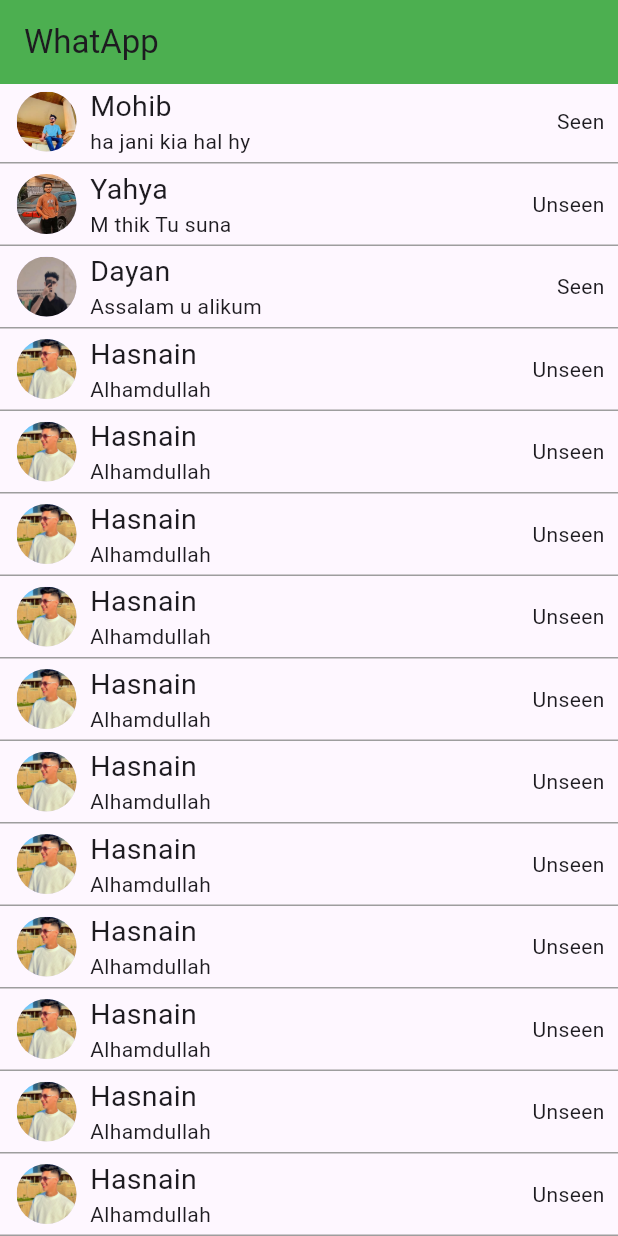
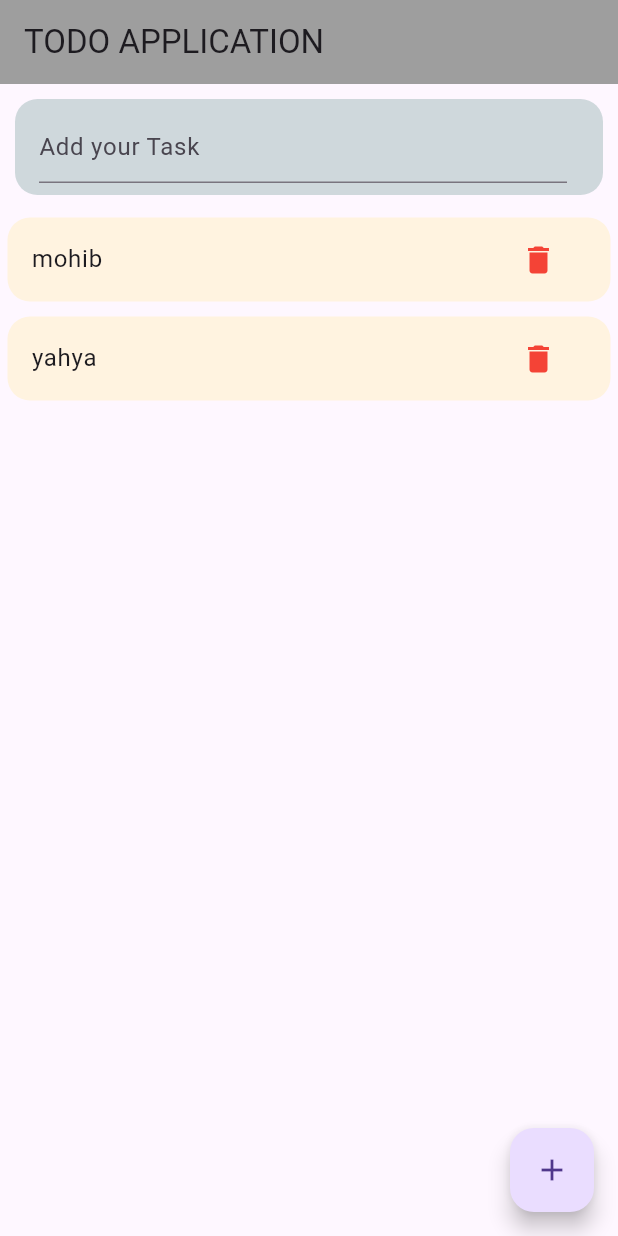
Before and after one commit to mohibansaricode/First_flutter_app, a Flutter app: the screen it shows after launch, on a phone screen of 412 x 824 dp. Run offline on Flutter 3.47's test engine with Material 3 defaults, Android fonts, the phone set to English and light mode, and no system bars.

Commit message:
TODO Application

```diff
--- /dev/null
+++ b/lib/Todo_App.dart
@@ -0,0 +1,77 @@
+import 'package:flutter/material.dart';
+
+class TodoApp extends StatefulWidget {
+  const TodoApp({super.key});
+
+  @override
+  State<TodoApp> createState() => _TodoAppState();
+}
+
+class _TodoAppState extends State<TodoApp> {
+  TextEditingController userData = TextEditingController();
+  List userDetails = ["mohib", "yahya"];
+
+  @override
+  Widget build(BuildContext context) {
+    return Scaffold(
+      appBar: AppBar(
+        title: Text("TODO APPLICATION"),
+        backgroundColor: Colors.grey,
+      ),
+      body: Column(
+        children: [
+          Container(
+            padding: EdgeInsets.all(10),
+            child: ListTile(
+              shape: RoundedRectangleBorder(
+                borderRadius: BorderRadius.circular(15),
+              ),
+              tileColor: Colors.blueGrey[100],
+              title: TextField(
+                controller: userData,
+                decoration: InputDecoration(hintText: 'Add your Task'),
+              ),
+            ),
+          ),
+          Expanded(
+            child: ListView.builder(
+              itemCount: userDetails.length,
+              itemBuilder: (BuildContext context, int index) {
+                return Container(
+                  padding: EdgeInsets.all(5),
+                  child: ListTile(
+                    shape: RoundedRectangleBorder(
+                      borderRadius: BorderRadius.circular(15),
+                    ),
+                    tileColor: Colors.orange[50],
+                    title: Text("${userDetails[index]}"),
+                    trailing: Row(
+                      mainAxisSize: MainAxisSize.min,
+                      children: [
+                        IconButton(
+                          onPressed: () {
+                            userDetails.removeAt(index);
+                            setState(() {});
+                          },
+                          icon: Icon(Icons.delete, color: Colors.red),
+                        ),
+                      ],
+                    ),
+                  ),
+                );
+              },
+            ),
+          ),
+        ],
+      ),
+      floatingActionButton: FloatingActionButton(
+        onPressed: () {
+          userDetails.add(userData.text);
+          setState(() {});
+          userData.clear();
+        },
+        child: Icon(Icons.add),
+      ),
+    );
+  }
+}
--- a/lib/main.dart
+++ b/lib/main.dart
@@ -1,5 +1,6 @@
-import 'package:firstproject/login_view.dart';
-import 'package:firstproject/whatsApp_view.dart';
+// import 'package:firstproject/login_view.dart';
+import 'package:firstproject/Todo_App.dart';
+// import 'package:firstproject/whatsApp_view.dart';
 import 'package:flutter/material.dart';
 
 void main() {
@@ -12,7 +13,7 @@ class MyApp extends StatelessWidget {
   @override
   Widget build(BuildContext context) {
     return MaterialApp(
-      home: WhatsApp_view(),
+      home: TodoApp(),
     );
   }
 }
--- a/lib/whatsApp_view.dart
+++ b/lib/whatsApp_view.dart
@@ -1,138 +1,138 @@
-import 'package:firstproject/widgets/custom_widget.dart';
-import 'package:flutter/material.dart';
+// import 'package:firstproject/widgets/custom_widget.dart';
+// import 'package:flutter/material.dart';
 
-class WhatsApp_view extends StatelessWidget {
-  const WhatsApp_view({super.key});
+// class WhatsApp_view extends StatelessWidget {
+//   const WhatsApp_view({super.key});
 
-  @override
-  Widget build(BuildContext context) {
-    return Scaffold(
-      appBar: AppBar(backgroundColor: Colors.green, title: Text("WhatApp")),
-      body: SingleChildScrollView(
-        child: Column(
-          children: [
-            CustomList(
-              userName: "Mohib",
-              userMsg: "ha jani kia hal hy",
-              isSeenEnable: true,
-              userImages: ("assets/Images/mohib.jpg"),
-            ),
-            Divider(color: Colors.grey, thickness: 1, height: 5),
-            CustomList(
-              userName: "Yahya",
-              userMsg: "M thik Tu suna",
-              isSeenEnable: false,
-              userImages: ("assets/Images/yahya.jpg"),
-            ),
-            Divider(color: Colors.grey, thickness: 1, height: 5),
-            CustomList(
-              userName: "Dayan",
-              userMsg: "Assalam u alikum",
-              isSeenEnable: true,
-              userImages: ("assets/Images/dayan.jpg"),
-            ),
-            Divider(color: Colors.grey, thickness: 1, height: 5),
-            CustomList(
-              userName: "Hasnain",
-              userMsg: "Alhamdullah",
-              isSeenEnable: false,
-              userImages: ("assets/Images/hasnain.jpg"),
-            ),
-            Divider(color: Colors.grey, thickness: 1, height: 5),
-            CustomList(
-              userName: "Hasnain",
-              userMsg: "Alhamdullah",
-              isSeenEnable: false,
-              userImages: ("assets/Images/hasnain.jpg"),
-            ),
-            Divider(color: Colors.grey, thickness: 1, height: 5),
-            CustomList(
-              userName: "Hasnain",
-              userMsg: "Alhamdullah",
-              isSeenEnable: false,
-              userImages: ("assets/Images/hasnain.jpg"),
-            ),
-            Divider(color: Colors.grey, thickness: 1, height: 5),
-            CustomList(
-              userName: "Hasnain",
-              userMsg: "Alhamdullah",
-              isSeenEnable: false,
-              userImages: ("assets/Images/hasnain.jpg"),
-            ),
-            Divider(color: Colors.grey, thickness: 1, height: 5),
-            CustomList(
-              userName: "Hasnain",
-              userMsg: "Alhamdullah",
-              isSeenEnable: false,
-              userImages: ("assets/Images/hasnain.jpg"),
-            ),
-            Divider(color: Colors.grey, thickness: 1, height: 5),
-            CustomList(
-              userName: "Hasnain",
-              userMsg: "Alhamdullah",
-              isSeenEnable: false,
-              userImages: ("assets/Images/hasnain.jpg"),
-            ),
-            Divider(color: Colors.grey, thickness: 1, height: 5),
-            CustomList(
-              userName: "Hasnain",
-              userMsg: "Alhamdullah",
-              isSeenEnable: false,
-              userImages: ("assets/Images/hasnain.jpg"),
-            ),
-            Divider(color: Colors.grey, thickness: 1, height: 5),
-            CustomList(
-              userName: "Hasnain",
-              userMsg: "Alhamdullah",
-              isSeenEnable: false,
-              userImages: ("assets/Images/hasnain.jpg"),
-            ),
-            Divider(color: Colors.grey, thickness: 1, height: 5),
-            CustomList(
-              userName: "Hasnain",
-              userMsg: "Alhamdullah",
-              isSeenEnable: false,
-              userImages: ("assets/Images/hasnain.jpg"),
-            ),
-            Divider(color: Colors.grey, thickness: 1, height: 5),
-            CustomList(
-              userName: "Hasnain",
-              userMsg: "Alhamdullah",
-              isSeenEnable: false,
-              userImages: ("assets/Images/hasnain.jpg"),
-            ),
-            Divider(color: Colors.grey, thickness: 1, height: 5),
-            CustomList(
-              userName: "Hasnain",
-              userMsg: "Alhamdullah",
-              isSeenEnable: false,
-              userImages: ("assets/Images/hasnain.jpg"),
-            ),
-            Divider(color: Colors.grey, thickness: 1, height: 5),
-            CustomList(
-              userName: "Hasnain",
-              userMsg: "Alhamdullah",
-              isSeenEnable: false,
-              userImages: ("assets/Images/hasnain.jpg"),
-            ),
-            Divider(color: Colors.grey, thickness: 1, height: 5),
-            CustomList(
-              userName: "Hasnain",
-              userMsg: "Alhamdullah",
-              isSeenEnable: false,
-              userImages: ("assets/Images/hasnain.jpg"),
-            ),
-            Divider(color: Colors.grey, thickness: 1, height: 5),
-            CustomList(
-              userName: "Hasnain",
-              userMsg: "Alhamdullah",
-              isSeenEnable: false,
-              userImages: ("assets/Images/hasnain.jpg"),
-            ),
-            Divider(color: Colors.grey, thickness: 1, height: 5),
-          ],
-        ),
-      ),
-    );
-  }
-}
+//   @override
+//   Widget build(BuildContext context) {
+//     return Scaffold(
+//       appBar: AppBar(backgroundColor: Colors.green, title: Text("WhatApp")),
+//       body: SingleChildScrollView(
+//         child: Column(
+//           children: [
+//             CustomList(
+//               userName: "Mohib",
+//               userMsg: "ha jani kia hal hy",
+//               isSeenEnable: true,
+//               userImages: ("assets/Images/mohib.jpg"),
+//             ),
+//             Divider(color: Colors.grey, thickness: 1, height: 5),
+//             CustomList(
+//               userName: "Yahya",
+//               userMsg: "M thik Tu suna",
+//               isSeenEnable: false,
+//               userImages: ("assets/Images/yahya.jpg"),
+//             ),
+//             Divider(color: Colors.grey, thickness: 1, height: 5),
+//             CustomList(
+//               userName: "Dayan",
+//               userMsg: "Assalam u alikum",
+//               isSeenEnable: true,
+//               userImages: ("assets/Images/dayan.jpg"),
+//             ),
+//             Divider(color: Colors.grey, thickness: 1, height: 5),
+//             CustomList(
+//               userName: "Hasnain",
+//               userMsg: "Alhamdullah",
+//               isSeenEnable: false,
+//               userImages: ("assets/Images/hasnain.jpg"),
+//             ),
+//             Divider(color: Colors.grey, thickness: 1, height: 5),
+//             CustomList(
+//               userName: "Hasnain",
+//               userMsg: "Alhamdullah",
+//               isSeenEnable: false,
+//               userImages: ("assets/Images/hasnain.jpg"),
+//             ),
+//             Divider(color: Colors.grey, thickness: 1, height: 5),
+//             CustomList(
+//               userName: "Hasnain",
+//               userMsg: "Alhamdullah",
+//               isSeenEnable: false,
+//               userImages: ("assets/Images/hasnain.jpg"),
+//             ),
+//             Divider(color: Colors.grey, thickness: 1, height: 5),
+//             CustomList(
+//               userName: "Hasnain",
+//               userMsg: "Alhamdullah",
+//               isSeenEnable: false,
+//               userImages: ("assets/Images/hasnain.jpg"),
+//             ),
+//             Divider(color: Colors.grey, thickness: 1, height: 5),
+//             CustomList(
+//               userName: "Hasnain",
+//               userMsg: "Alhamdullah",
+//               isSeenEnable: false,
+//               userImages: ("assets/Images/hasnain.jpg"),
+//             ),
+//             Divider(color: Colors.grey, thickness: 1, height: 5),
+//             CustomList(
+//               userName: "Hasnain",
+//               userMsg: "Alhamdullah",
+//               isSeenEnable: false,
+//               userImages: ("assets/Images/hasnain.jpg"),
+//             ),
+//             Divider(color: Colors.grey, thickness: 1, height: 5),
+//             CustomList(
+//               userName: "Hasnain",
+//               userMsg: "Alhamdullah",
+//               isSeenEnable: false,
+//               userImages: ("assets/Images/hasnain.jpg"),
+//             ),
+//             Divider(color: Colors.grey, thickness: 1, height: 5),
+//             CustomList(
+//               userName: "Hasnain",
+//               userMsg: "Alhamdullah",
+//               isSeenEnable: false,
+//               userImages: ("assets/Images/hasnain.jpg"),
+//             ),
+//             Divider(color: Colors.grey, thickness: 1, height: 5),
+//             CustomList(
+//               userName: "Hasnain",
+//               userMsg: "Alhamdullah",
+//               isSeenEnable: false,
+//               userImages: ("assets/Images/hasnain.jpg"),
+//             ),
+//             Divider(color: Colors.grey, thickness: 1, height: 5),
+//             CustomList(
+//               userName: "Hasnain",
+//               userMsg: "Alhamdullah",
+//               isSeenEnable: false,
+//               userImages: ("assets/Images/hasnain.jpg"),
+//             ),
+//             Divider(color: Colors.grey, thickness: 1, height: 5),
+//             CustomList(
+//               userName: "Hasnain",
+//               userMsg: "Alhamdullah",
+//               isSeenEnable: false,
+//               userImages: ("assets/Images/hasnain.jpg"),
+//             ),
+//             Divider(color: Colors.grey, thickness: 1, height: 5),
+//             CustomList(
+//               userName: "Hasnain",
+//               userMsg: "Alhamdullah",
+//               isSeenEnable: false,
+//               userImages: ("assets/Images/hasnain.jpg"),
+//             ),
+//             Divider(color: Colors.grey, thickness: 1, height: 5),
+//             CustomList(
+//               userName: "Hasnain",
+//               userMsg: "Alhamdullah",
+//               isSeenEnable: false,
+//               userImages: ("assets/Images/hasnain.jpg"),
+//             ),
+//             Divider(color: Colors.grey, thickness: 1, height: 5),
+//             CustomList(
+//               userName: "Hasnain",
+//               userMsg: "Alhamdullah",
+//               isSeenEnable: false,
+//               userImages: ("assets/Images/hasnain.jpg"),
+//             ),
+//             Divider(color: Colors.grey, thickness: 1, height: 5),
+//           ],
+//         ),
+//       ),
+//     );
+//   }
+// }
--- a/lib/widgets/custom_widget.dart
+++ b/lib/widgets/custom_widget.dart
@@ -1,56 +1,56 @@
-import 'package:flutter/material.dart';
+// import 'package:flutter/material.dart';
 
-class CustomList extends StatelessWidget {
-  final bool isSeenEnable;
-  final String userName;
-  final String userMsg;
-  final String userImages;
+// class CustomList extends StatelessWidget {
+//   final bool isSeenEnable;
+//   final String userName;
+//   final String userMsg;
+//   final String userImages;
 
-  const CustomList({
-    super.key,
-    required this.userName,
-    required this.userMsg,
-    required this.isSeenEnable,
-    required this.userImages,
-  });
+//   const CustomList({
+//     super.key,
+//     required this.userName,
+//     required this.userMsg,
+//     required this.isSeenEnable,
+//     required this.userImages,
+//   });
 
-  @override
-  Widget build(BuildContext context) {
-    return Container(
-      height: 50,
-      // color: Colors.grey,
-      child: Row(
-        children: [
-          Padding(
-            padding: const EdgeInsets.only(left: 11.0),
-            child: CircleAvatar(
-              backgroundImage: AssetImage("$userImages"),
-              // backgroundColor: Colors.red,
-            ),
-          ),
-          Container(
-            margin: EdgeInsets.only(left: 9.0),
-            // color: Colors.amberAccent,
-            child: Column(
-              mainAxisAlignment: MainAxisAlignment.center,
-              crossAxisAlignment: CrossAxisAlignment.start,
-              children: [
-                Container(
-                  alignment: Alignment.topRight,
-                  // color: Colors.amber,
-                  child: Text(userName, style: TextStyle(fontSize: 19)),
-                ),
-                Container(child: Text(userMsg)),
-              ],
-            ),
-          ),
-          Spacer(),
-          Padding(
-            padding: EdgeInsets.only(right: 9.0),
-            child: Text(isSeenEnable ? "Seen" : "Unseen"),
-          ),
-        ],
-      ),
-    );
-  }
-}
+//   @override
+//   Widget build(BuildContext context) {
+//     return Container(
+//       height: 50,
+//       // color: Colors.grey,
+//       child: Row(
+//         children: [
+//           Padding(
+//             padding: const EdgeInsets.only(left: 11.0),
+//             child: CircleAvatar(
+//               backgroundImage: AssetImage("$userImages"),
+//               // backgroundColor: Colors.red,
+//             ),
+//           ),
+//           Container(
+//             margin: EdgeInsets.only(left: 9.0),
+//             // color: Colors.amberAccent,
+//             child: Column(
+//               mainAxisAlignment: MainAxisAlignment.center,
+//               crossAxisAlignment: CrossAxisAlignment.start,
+//               children: [
+//                 Container(
+//                   alignment: Alignment.topRight,
+//                   // color: Colors.amber,
+//                   child: Text(userName, style: TextStyle(fontSize: 19)),
+//                 ),
+//                 Container(child: Text(userMsg)),
+//               ],
+//             ),
+//           ),
+//           Spacer(),
+//           Padding(
+//             padding: EdgeInsets.only(right: 9.0),
+//             child: Text(isSeenEnable ? "Seen" : "Unseen"),
+//           ),
+//         ],
+//       ),
+//     );
+//   }
+// }
```
Also changed, not shown: lib/Counter-App.dart (renamed from lib/login_view.dart).
